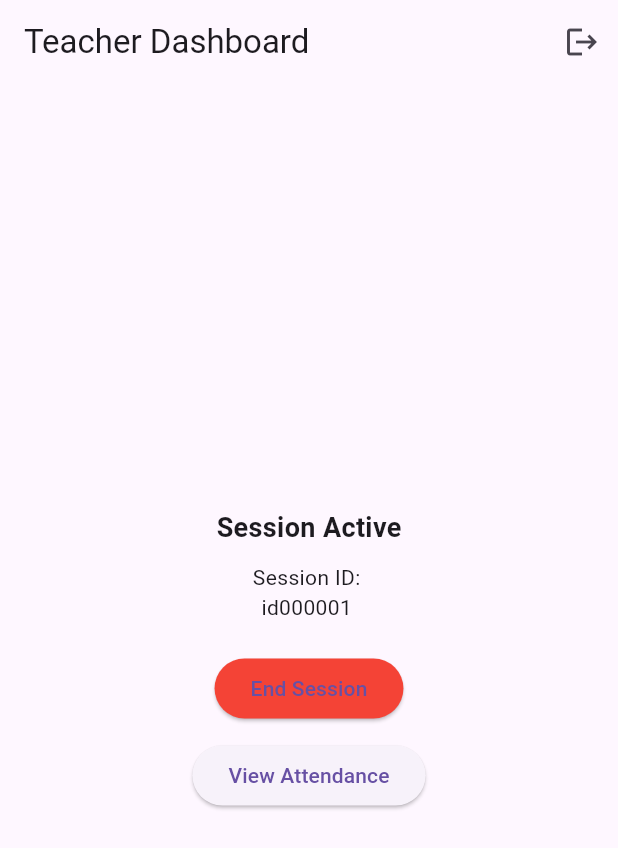
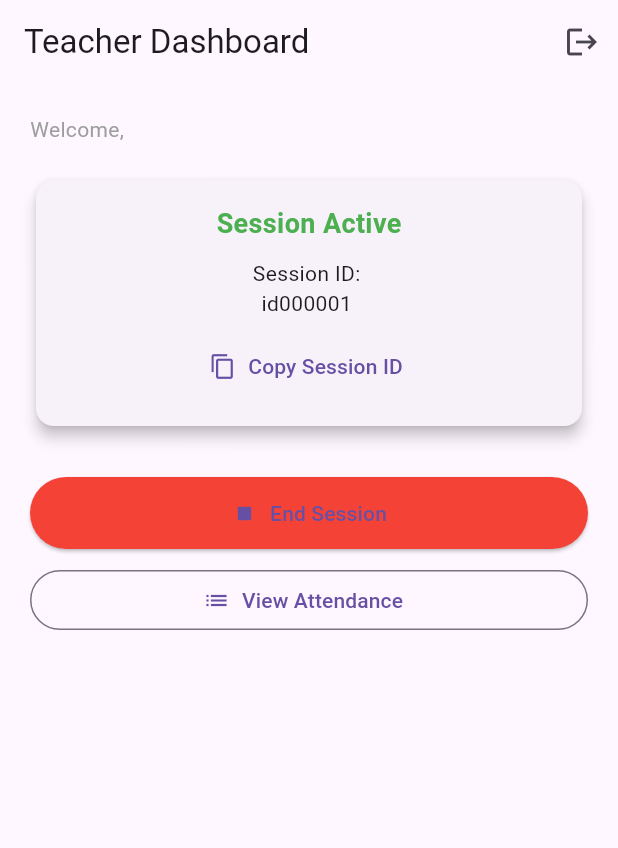
Before and after one commit to Rithikadevaragatla/Smart-Attendance-System, a Flutter app: the TeacherDashboard screen opened directly, after a tap on "Start Attendance Session", on a phone screen of 412 x 824 dp. Shown: the top 848 px of the screen. Run offline on Flutter 3.47's test engine with Material 3 defaults, Android fonts, the light colour scheme and no system bars; our stand-ins replace camera, cloud_firestore, firebase_auth, firebase_core, firebase_storage, flutter_blue_plus and 1 more; missing offline and left inert: flutter_ble_peripheral, google_mlkit_face_detection, tflite_flutter; accounts and stored records are empty.

```diff
--- a/teacher_app/smart_attendance_teacher/lib/screens/teacher_dashboard.dart
+++ b/teacher_app/smart_attendance_teacher/lib/screens/teacher_dashboard.dart
@@ -1,8 +1,9 @@
 import 'package:flutter/material.dart';
+import 'package:flutter/services.dart';
 import 'package:firebase_auth/firebase_auth.dart';
 import 'package:cloud_firestore/cloud_firestore.dart';
 import 'view_attendance.dart';
-import '../services/ble_service.dart'; // 🔵 ADD THIS
+import '../services/ble_service.dart';
 
 class TeacherDashboard extends StatefulWidget {
   const TeacherDashboard({super.key});
@@ -17,23 +18,21 @@ class _TeacherDashboardState extends State<TeacherDashboard> {
 
   // 🔵 Start attendance session + BLE broadcast
   Future<void> _startSession() async {
-    setState(() {
-      _isLoading = true;
-    });
+    setState(() => _isLoading = true);
 
     try {
       final user = FirebaseAuth.instance.currentUser;
       if (user == null) return;
 
       // 1️⃣ Create session in Firestore
-      DocumentReference sessionRef =
+      final sessionRef =
           await FirebaseFirestore.instance.collection('sessions').add({
         'teacherId': user.uid,
         'startTime': Timestamp.now(),
         'isActive': true,
       });
 
-      // 2️⃣ START BLE advertising with sessionId
+      // 2️⃣ Start BLE advertising
       await BleService.startAdvertising(sessionRef.id);
 
       setState(() {
@@ -41,12 +40,10 @@ class _TeacherDashboardState extends State<TeacherDashboard> {
       });
     } catch (e) {
       ScaffoldMessenger.of(context).showSnackBar(
-        SnackBar(content: Text("Failed to start session: $e")),
+        SnackBar(content: Text("Failed to start session")),
       );
     } finally {
-      setState(() {
-        _isLoading = false;
-      });
+      setState(() => _isLoading = false);
     }
   }
 
@@ -54,13 +51,11 @@ class _TeacherDashboardState extends State<TeacherDashboard> {
   Future<void> _endSession() async {
     if (_activeSessionId == null) return;
 
-    // 1️⃣ Update Firestore
     await FirebaseFirestore.instance
         .collection('sessions')
         .doc(_activeSessionId)
         .update({'isActive': false});
 
-    // 2️⃣ STOP BLE advertising
     await BleService.stopAdvertising();
 
     setState(() {
@@ -83,28 +78,43 @@ class _TeacherDashboardState extends State<TeacherDashboard> {
           )
         ],
       ),
-      body: Center(
-        child: Padding(
+      body: Padding(
         padding: const EdgeInsets.all(20),
         child: Column(
-            mainAxisAlignment: MainAxisAlignment.center,
+          crossAxisAlignment: CrossAxisAlignment.stretch,
           children: [
-              // 🔹 No active session
-              if (_activeSessionId == null) ...[
-                ElevatedButton(
-                  onPressed: _isLoading ? null : _startSession,
-                  child: _isLoading
-                      ? const CircularProgressIndicator(color: Colors.white)
-                      : const Text("Start Attendance Session"),
+            // 👋 Welcome
+            Text(
+              "Welcome, ${FirebaseAuth.instance.currentUser?.email}",
+              style: const TextStyle(fontSize: 14, color: Colors.grey),
             ),
-              ]
 
-              // 🔹 Active session
-              else ...[
-                const Text(
-                  "Session Active",
-                  style: TextStyle(fontSize: 18, fontWeight: FontWeight.bold),
+            const SizedBox(height: 20),
+
+            // 📦 Session Status Card
+            Card(
+              elevation: 4,
+              shape: RoundedRectangleBorder(
+                borderRadius: BorderRadius.circular(12),
               ),
+              child: Padding(
+                padding: const EdgeInsets.all(16),
+                child: Column(
+                  children: [
+                    Text(
+                      _activeSessionId == null
+                          ? "No Active Session"
+                          : "Session Active",
+                      style: TextStyle(
+                        fontSize: 18,
+                        fontWeight: FontWeight.bold,
+                        color: _activeSessionId == null
+                            ? Colors.grey
+                            : Colors.green,
+                      ),
+                    ),
+
+                    if (_activeSessionId != null) ...[
                       const SizedBox(height: 10),
 
                       SelectableText(
@@ -112,34 +122,71 @@ class _TeacherDashboardState extends State<TeacherDashboard> {
                         textAlign: TextAlign.center,
                       ),
 
-                const SizedBox(height: 20),
+                      const SizedBox(height: 8),
 
-                ElevatedButton(
-                  style: ElevatedButton.styleFrom(backgroundColor: Colors.red),
+                      TextButton.icon(
+                        icon: const Icon(Icons.copy),
+                        label: const Text("Copy Session ID"),
+                        onPressed: () {
+                          Clipboard.setData(
+                            ClipboardData(text: _activeSessionId!),
+                          );
+                          ScaffoldMessenger.of(context).showSnackBar(
+                            const SnackBar(
+                              content: Text("Session ID copied"),
+                            ),
+                          );
+                        },
+                      ),
+                    ]
+                  ],
+                ),
+              ),
+            ),
+
+            const SizedBox(height: 30),
+
+            // ▶️ Start / ⛔ End Session Buttons
+            if (_activeSessionId == null) ...[
+              ElevatedButton.icon(
+                icon: const Icon(Icons.play_arrow),
+                label: const Text("Start Attendance Session"),
+                onPressed: _isLoading ? null : _startSession,
+                style: ElevatedButton.styleFrom(
+                  padding: const EdgeInsets.symmetric(vertical: 14),
+                ),
+              ),
+            ] else ...[
+              ElevatedButton.icon(
+                icon: const Icon(Icons.stop),
+                label: const Text("End Session"),
                 onPressed: _endSession,
-                  child: const Text("End Session"),
+                style: ElevatedButton.styleFrom(
+                  backgroundColor: Colors.red,
+                  padding: const EdgeInsets.symmetric(vertical: 14),
+                ),
               ),
 
               const SizedBox(height: 10),
 
-                ElevatedButton(
+              OutlinedButton.icon(
+                icon: const Icon(Icons.list),
+                label: const Text("View Attendance"),
                 onPressed: () {
                   Navigator.push(
                     context,
                     MaterialPageRoute(
-                        builder: (context) => ViewAttendancePage(
+                      builder: (_) => ViewAttendancePage(
                         sessionId: _activeSessionId!,
                       ),
                     ),
                   );
                 },
-                  child: const Text("View Attendance"),
               ),
             ],
           ],
         ),
       ),
-      ),
     );
   }
 }
```
Also changed, not shown: teacher_app/smart_attendance_teacher/lib/screens/view_attendance.dart (+58 -17 lines). Lines whose indentation alone changed are shown as unchanged.
